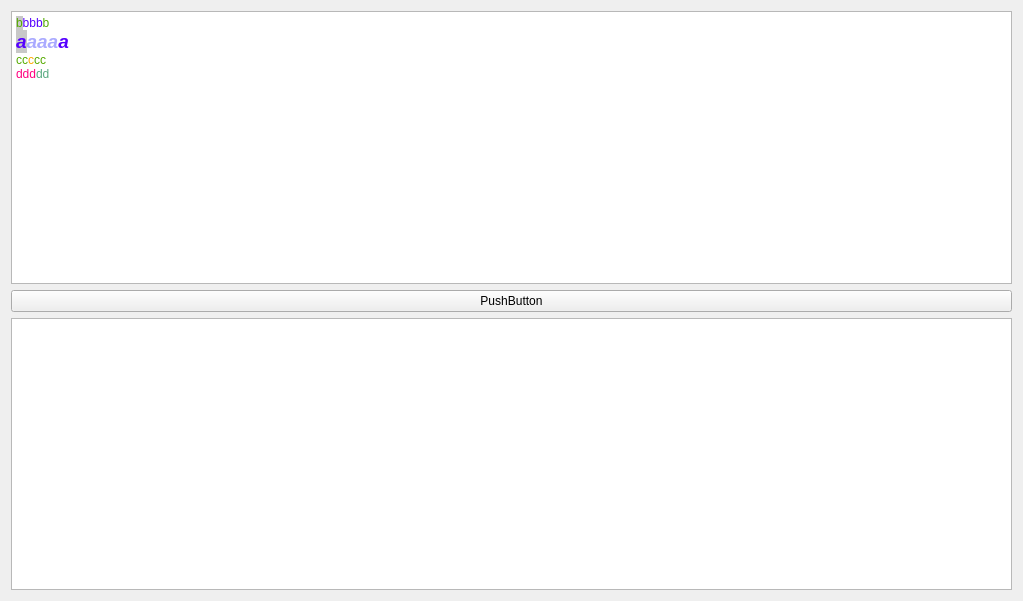
The window that fontwidget.ui (yayapoi/mud) describes before a commit, drawn with Qt 5.
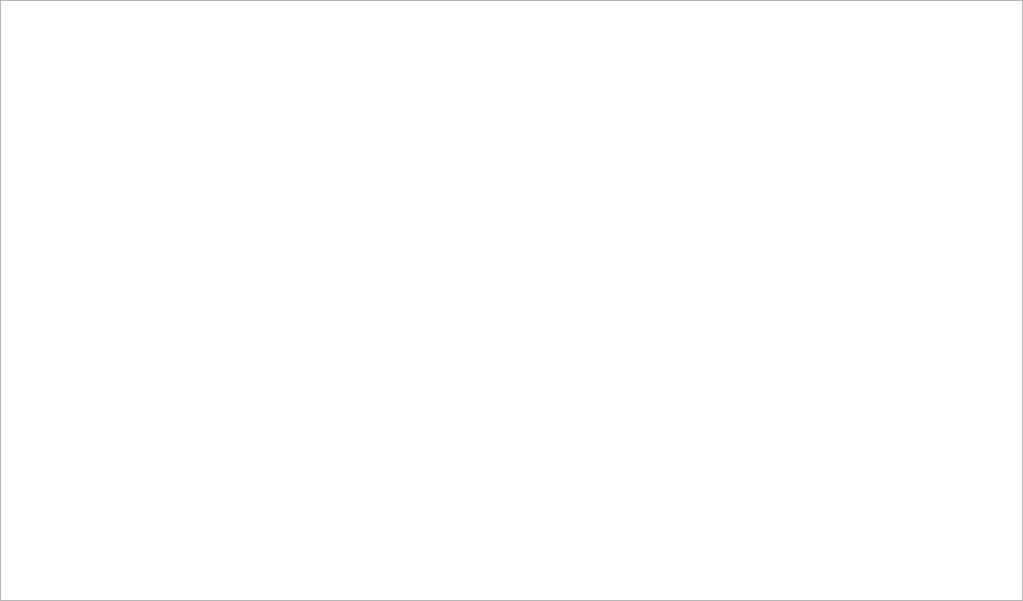
The same window after the commit.

```diff
--- a/fontwidget.ui
+++ b/fontwidget.ui
@@ -14,31 +14,29 @@
    <string>Form</string>
   </property>
   <layout class="QGridLayout" name="gridLayout">
+   <property name="leftMargin">
+    <number>0</number>
+   </property>
+   <property name="topMargin">
+    <number>0</number>
+   </property>
+   <property name="rightMargin">
+    <number>0</number>
+   </property>
+   <property name="bottomMargin">
+    <number>0</number>
+   </property>
+   <property name="spacing">
+    <number>0</number>
+   </property>
    <item row="0" column="0">
     <widget class="QTextEdit" name="writeEdit">
      <property name="html">
       <string>&lt;!DOCTYPE HTML PUBLIC &quot;-//W3C//DTD HTML 4.0//EN&quot; &quot;http://www.w3.org/TR/REC-html40/strict.dtd&quot;&gt;
-&lt;html&gt;&lt;head&gt;&lt;meta name=&quot;qrichtext&quot; content=&quot;1&quot; /&gt;&lt;style type=&quot;text/css&quot;&gt;
+&lt;html&gt;&lt;head&gt;&lt;meta name=&quot;qrichtext&quot; content=&quot;1&quot; /&gt;&lt;meta charset=&quot;utf-8&quot; /&gt;&lt;style type=&quot;text/css&quot;&gt;
 p, li { white-space: pre-wrap; }
-&lt;/style&gt;&lt;/head&gt;&lt;body style=&quot; font-family:'SimSun'; font-size:9pt; font-weight:400; font-style:normal;&quot;&gt;
-&lt;p style=&quot; margin-top:0px; margin-bottom:0px; margin-left:0px; margin-right:0px; -qt-block-indent:0; text-indent:0px;&quot;&gt;&lt;span style=&quot; color:#55aa00; background-color:#c8c8c8;&quot;&gt;b&lt;/span&gt;&lt;span style=&quot; color:#5500ff;&quot;&gt;bbb&lt;/span&gt;&lt;span style=&quot; color:#55aa00;&quot;&gt;b&lt;/span&gt;&lt;/p&gt;
-&lt;p style=&quot; margin-top:0px; margin-bottom:0px; margin-left:0px; margin-right:0px; -qt-block-indent:0; text-indent:0px;&quot;&gt;&lt;span style=&quot; font-size:14pt; font-weight:600; font-style:italic; color:#5500ff; background-color:#c8c8c8;&quot;&gt;a&lt;/span&gt;&lt;span style=&quot; font-size:14pt; font-weight:600; font-style:italic; color:#aaaaff;&quot;&gt;aaa&lt;/span&gt;&lt;span style=&quot; font-size:14pt; font-weight:600; font-style:italic; color:#5500ff;&quot;&gt;a&lt;/span&gt;&lt;/p&gt;
-&lt;p style=&quot; margin-top:0px; margin-bottom:0px; margin-left:0px; margin-right:0px; -qt-block-indent:0; text-indent:0px;&quot;&gt;&lt;span style=&quot; color:#55aa00;&quot;&gt;cc&lt;/span&gt;&lt;span style=&quot; color:#ffaa00;&quot;&gt;c&lt;/span&gt;&lt;span style=&quot; color:#55aa00;&quot;&gt;cc&lt;/span&gt;&lt;/p&gt;
-&lt;p style=&quot; margin-top:0px; margin-bottom:0px; margin-left:0px; margin-right:0px; -qt-block-indent:0; text-indent:0px;&quot;&gt;&lt;span style=&quot; color:#ff007f;&quot;&gt;ddd&lt;/span&gt;&lt;span style=&quot; color:#55aa7f;&quot;&gt;dd&lt;/span&gt;&lt;/p&gt;&lt;/body&gt;&lt;/html&gt;</string>
-     </property>
-    </widget>
-   </item>
-   <item row="2" column="0">
-    <widget class="QPlainTextEdit" name="showEdit">
-     <property name="plainText">
-      <string/>
-     </property>
-    </widget>
-   </item>
-   <item row="1" column="0">
-    <widget class="QPushButton" name="pushButton">
-     <property name="text">
-      <string>PushButton</string>
+&lt;/style&gt;&lt;/head&gt;&lt;body style=&quot; font-family:'Microsoft YaHei UI'; font-size:9pt; font-weight:400; font-style:normal;&quot;&gt;
+&lt;p style=&quot;-qt-paragraph-type:empty; margin-top:0px; margin-bottom:0px; margin-left:0px; margin-right:0px; -qt-block-indent:0; text-indent:0px;&quot;&gt;&lt;br /&gt;&lt;/p&gt;&lt;/body&gt;&lt;/html&gt;</string>
      </property>
     </widget>
    </item>
```
Left out of the diff: 2 changed lines with no effect on the pictures.
